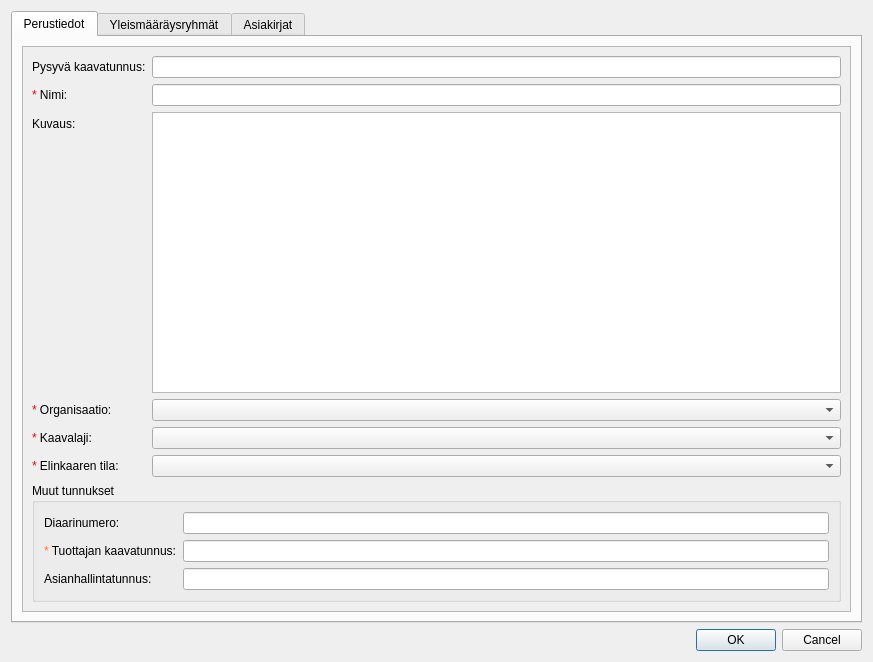
Above: arho_feature_template/gui/dialogs/plan_attribute_form.ui from GispoCoding/arho-qgis-plugin before the change. Below: the same form after it.
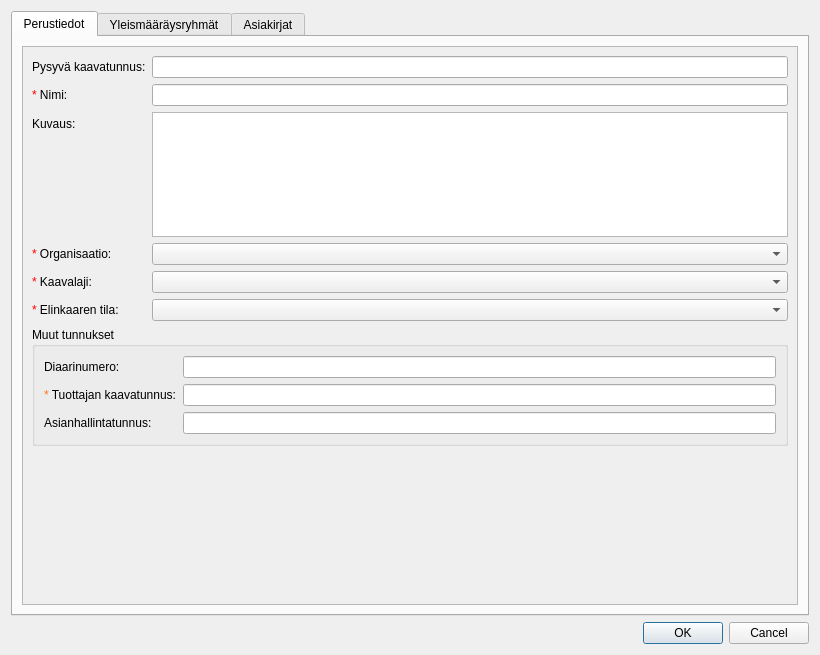
That is the form after the change. Custom widgets are drawn as their Qt base class.

```diff
--- a/arho_feature_template/gui/dialogs/plan_attribute_form.ui
+++ b/arho_feature_template/gui/dialogs/plan_attribute_form.ui
@@ -9,8 +9,8 @@
    <rect>
     <x>0</x>
     <y>0</y>
-    <width>873</width>
-    <height>662</height>
+    <width>820</width>
+    <height>655</height>
    </rect>
   </property>
   <property name="windowTitle">
@@ -61,8 +61,8 @@
            <rect>
             <x>0</x>
             <y>0</y>
-            <width>831</width>
-            <height>562</height>
+            <width>778</width>
+            <height>555</height>
            </rect>
           </property>
           <layout class="QVBoxLayout" name="verticalLayout_4">
@@ -123,6 +123,12 @@
              </item>
              <item row="2" column="1">
               <widget class="QTextEdit" name="description_text_edit">
+               <property name="maximumSize">
+                <size>
+                 <width>16777215</width>
+                 <height>125</height>
+                </size>
+               </property>
                <property name="toolTip">
                 <string>Kaava-asian kuvaus</string>
                </property>
@@ -238,6 +244,19 @@
              </layout>
             </widget>
            </item>
+           <item>
+            <spacer name="verticalSpacer_3">
+             <property name="orientation">
+              <enum>Qt::Vertical</enum>
+             </property>
+             <property name="sizeHint" stdset="0">
+              <size>
+               <width>20</width>
+               <height>40</height>
+              </size>
+             </property>
+            </spacer>
+           </item>
           </layout>
          </widget>
         </widget>
```
Left out of the diff: 32 changed lines with no effect on the pictures.
